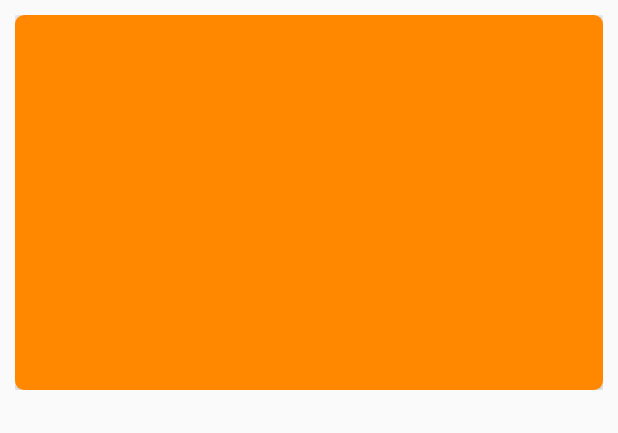
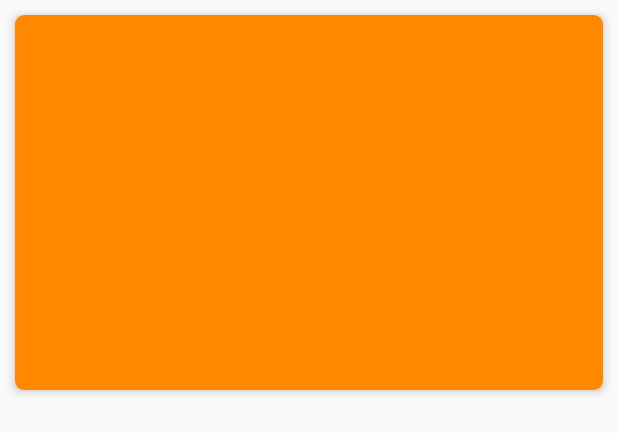
Before and after one commit to janishar/PlaceHolderView, an Android app: the layout gallery_item_big.xml on its own in the app's theme, with its tools: preview values and no code run, on a phone screen of 412 x 824 dp. Shown: the top 433 px of the screen. Run offline under Robolectric (Android 15) with nearby library versions, the phone set to English and light mode, and no system bars.

Commit message:
example modifications

```diff
--- a/PlaceHolderViewLib/app/src/main/res/layout/gallery_item_big.xml
+++ b/PlaceHolderViewLib/app/src/main/res/layout/gallery_item_big.xml
@@ -3,13 +3,13 @@
     xmlns:app="http://schemas.android.com/apk/res-auto"
     android:orientation="vertical"
     android:layout_width="match_parent"
-    android:layout_height="wrap_content"
-    android:padding="10dp">
+    android:layout_height="wrap_content">
     <android.support.v7.widget.CardView
         android:layout_width="match_parent"
         android:layout_height="wrap_content"
+        android:layout_margin="10dp"
         app:cardCornerRadius="6dp"
-        app:cardElevation="6dp">
+        app:cardElevation="4dp">
         <ImageView
             android:id="@+id/imageView"
             android:layout_width="match_parent"
--- a/PlaceHolderViewLib/app/src/main/res/layout/gallery_item_small.xml
+++ b/PlaceHolderViewLib/app/src/main/res/layout/gallery_item_small.xml
@@ -3,12 +3,12 @@
     xmlns:app="http://schemas.android.com/apk/res-auto"
     android:orientation="vertical"
     android:layout_width="wrap_content"
-    android:layout_height="wrap_content"
-    android:padding="10dp">
+    android:layout_height="wrap_content">
     <android.support.v7.widget.CardView
         android:layout_width="wrap_content"
         android:layout_height="wrap_content"
-        app:cardElevation="6dp"
+        android:layout_margin="10dp"
+        app:cardElevation="3dp"
         app:cardCornerRadius="6dp">
         <ImageView
             android:id="@+id/imageView"
```
Also changed, not shown: PlaceHolderViewLib/app/src/main/java/com/mindorks/test/MainActivity.java (+3 -10 lines).
